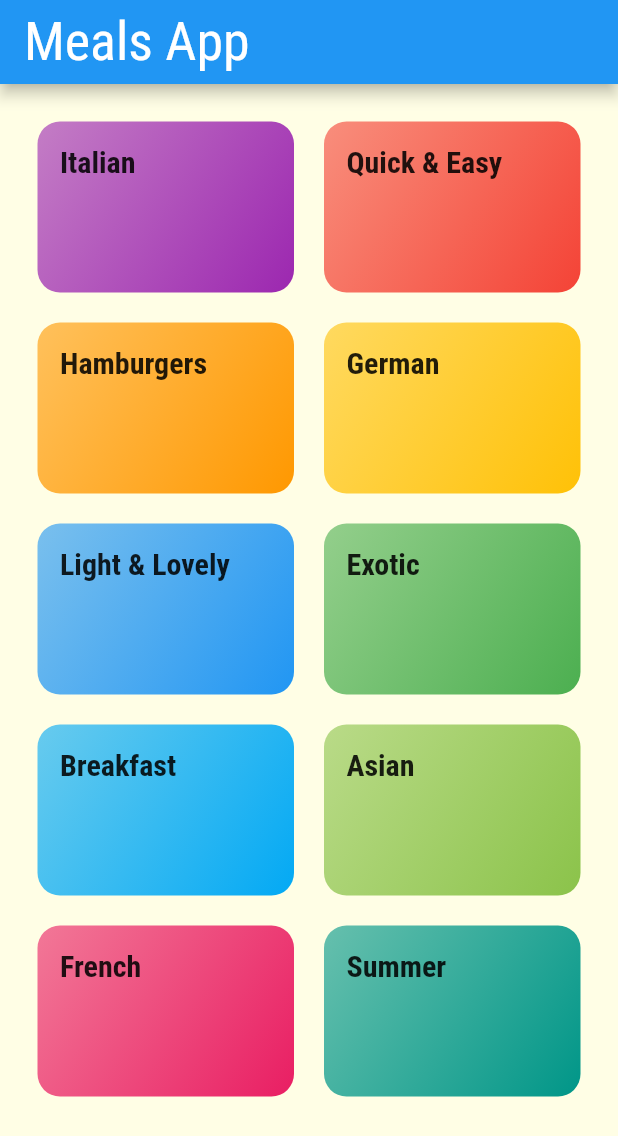
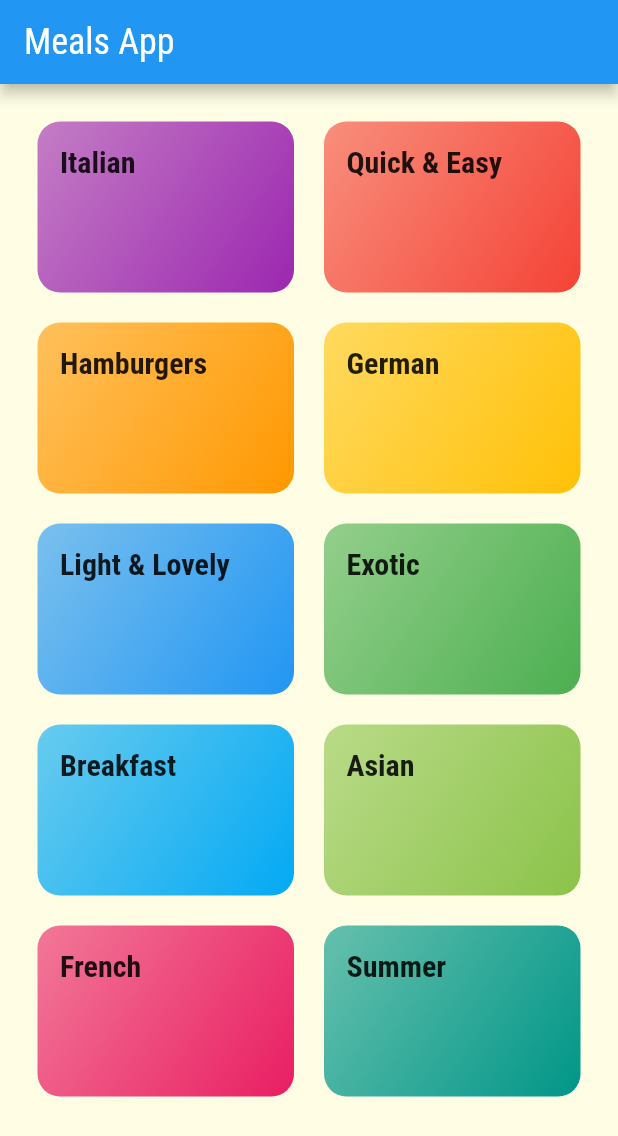
Before and after one commit to MesselemYoucef/flutter_meals_app, a Flutter app: the screen it shows after launch, on a phone screen of 412 x 824 dp. Shown: the top 1136 px of the screen. Run offline on Flutter 3.47's test engine with Material 2 defaults, Android fonts, the phone set to English and light mode, and no system bars.

```diff
--- a/lib/main.dart
+++ b/lib/main.dart
@@ -38,22 +38,21 @@ class MyApp extends StatelessWidget {
                 fontFamily: 'RobotoCondensed',
                 fontWeight: FontWeight.bold),
             titleLarge:
-                const TextStyle(fontSize: 36.0, fontFamily: 'RobotoCondensed')),
+                const TextStyle(fontSize: 24.0, fontFamily: 'RobotoCondensed')),
       ),
       // home: ,
       initialRoute: '/',
       routes: {
-        '/': (ctx) => CategoriesScreen(),
-        CategoryMealsScreen.routeName: (ctx) => CategoryMealsScreen(),
-        MealDetailScreen.routeName: (ctx) => MealDetailScreen()
+        '/': (ctx) => const CategoriesScreen(),
+        CategoryMealsScreen.routeName: (ctx) => const CategoryMealsScreen(),
+        MealDetailScreen.routeName: (ctx) => const MealDetailScreen()
       },
       // onGenerateRoute: (settings) {
       //   print(settings.arguments);
       //   return MaterialPageRoute(builder: ((context) => CategoriesScreen()));
       // },
       onUnknownRoute: (settings) {
-        print("${settings.arguments} this is an error here");
-        return MaterialPageRoute(builder: ((context) => CategoriesScreen()));
+        return MaterialPageRoute(builder: ((context) => const CategoriesScreen()));
       },
     );
   }
```
Also changed, not shown: lib/screens/meal_detail_screen.dart (+72 -3 lines).
